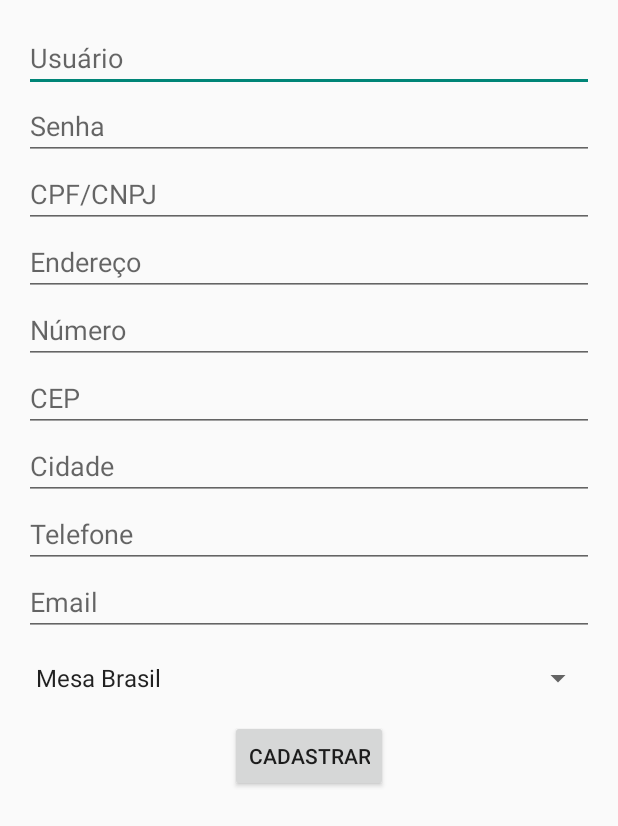
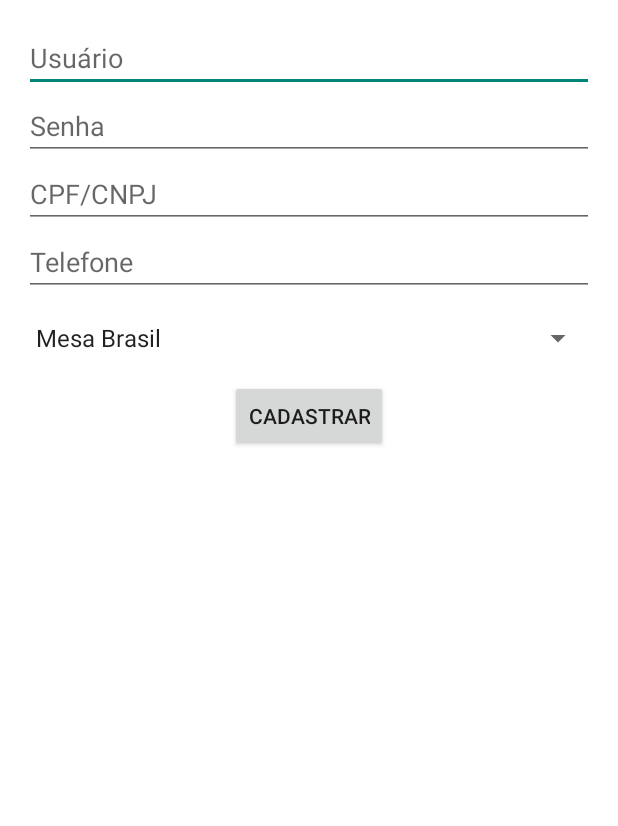
Before and after one commit to rafaffigueira/MesaBrasil, an Android app: the NovoUsuarioActivity screen opened directly, with no data from a screen before it, on a phone screen of 412 x 824 dp. Shown: the top 826 px of the screen. Run offline under Robolectric (Android 15) with nearby library versions, the phone set to English and light mode, and no system bars.

```diff
--- a/app/src/main/AndroidManifest.xml
+++ b/app/src/main/AndroidManifest.xml
@@ -33,7 +33,7 @@
             android:theme="@style/AppTheme.NoActionBar">
         </activity>
         <activity android:name=".RecuperarSenhaActivity" />
-
+        <activity android:name=".ConfiguracaoActivity" />
     </application>
 
 </manifest>
--- a/app/src/main/java/com/example/test_tcc_2/NovoUsuarioActivity.java
+++ b/app/src/main/java/com/example/test_tcc_2/NovoUsuarioActivity.java
@@ -86,21 +86,26 @@ public class NovoUsuarioActivity extends AppCompatActivity {
             cpfCnpjEditText.setVisibility(View.VISIBLE);
             telefoneEditText.setVisibility(View.VISIBLE);
             emailEditText.setVisibility(View.VISIBLE);
+            enderecoEditText.setVisibility(View.VISIBLE);
+            numeroEditText.setVisibility(View.VISIBLE);
+            cepEditText.setVisibility(View.VISIBLE);
+            cidadeEditText.setVisibility(View.VISIBLE);
 
             // Esconder campos de Instituição e Motorista
+
+        } else if (selectedOption.equals("Mesa Brasil")) {
+            // Mostrar campos específicos para Instituição
+            cpfCnpjEditText.setVisibility(View.VISIBLE);
+            telefoneEditText.setVisibility(View.VISIBLE);
+            emailEditText.setVisibility(View.VISIBLE);
+
+            // Esconder campos de Mesa Brasil e Instituição
             enderecoEditText.setVisibility(View.GONE);
             numeroEditText.setVisibility(View.GONE);
             cepEditText.setVisibility(View.GONE);
             cidadeEditText.setVisibility(View.GONE);
-        } else if (selectedOption.equals("Mesa Brasil")) {
-            // Mostrar campos específicos para Instituição
-            cpfCnpjEditText.setVisibility(View.VISIBLE);
-            enderecoEditText.setVisibility(View.VISIBLE);
-            numeroEditText.setVisibility(View.VISIBLE);
-            cepEditText.setVisibility(View.VISIBLE);
-            cidadeEditText.setVisibility(View.VISIBLE);
-            telefoneEditText.setVisibility(View.VISIBLE);
-            emailEditText.setVisibility(View.VISIBLE);
+            emailEditText.setVisibility(View.GONE);
+
         } else if (selectedOption.equals("Motorista")) {
             // Mostrar campos específicos para Motorista
             telefoneEditText.setVisibility(View.VISIBLE);
--- a/app/src/main/res/layout/activity_novo_usuario.xml
+++ b/app/src/main/res/layout/activity_novo_usuario.xml
@@ -2,18 +2,21 @@
 <LinearLayout xmlns:android="http://schemas.android.com/apk/res/android"
     android:layout_width="match_parent"
     android:layout_height="match_parent"
+    style="@style/SCREEN"
     android:orientation="vertical"
     android:padding="16dp">
 
     <EditText
         android:id="@+id/usuarioEditText"
         android:layout_width="match_parent"
+        style="@style/TEXT"
         android:layout_height="wrap_content"
         android:hint="Usuário" />
 
     <EditText
         android:id="@+id/senhaEditText"
         android:layout_width="match_parent"
+        style="@style/TEXT"
         android:layout_height="wrap_content"
         android:hint="Senha"
         android:inputType="textPassword" />
@@ -21,48 +24,56 @@
     <EditText
         android:id="@+id/cnpjCpfEditText"
         android:layout_width="match_parent"
+        style="@style/TEXT"
         android:layout_height="wrap_content"
         android:hint="CPF/CNPJ" />
 
     <EditText
         android:id="@+id/enderecoEditText"
         android:layout_width="match_parent"
+        style="@style/TEXT"
         android:layout_height="wrap_content"
         android:hint="Endereço" />
 
     <EditText
         android:id="@+id/numeroEditText"
         android:layout_width="match_parent"
+        style="@style/TEXT"
         android:layout_height="wrap_content"
         android:hint="Número" />
 
     <EditText
         android:id="@+id/cepEditText"
         android:layout_width="match_parent"
+        style="@style/TEXT"
         android:layout_height="wrap_content"
         android:hint="CEP" />
 
     <EditText
         android:id="@+id/cidadeEditText"
         android:layout_width="match_parent"
+        style="@style/TEXT"
         android:layout_height="wrap_content"
         android:hint="Cidade" />
 
     <EditText
         android:id="@+id/telefoneEditText"
         android:layout_width="match_parent"
+        style="@style/TEXT"
         android:layout_height="wrap_content"
         android:hint="Telefone" />
 
     <EditText
         android:id="@+id/emailEditText"
         android:layout_width="match_parent"
+        style="@style/TEXT"
         android:layout_height="wrap_content"
         android:hint="Email" />
 
     <Spinner
         android:id="@+id/tipoCadastroSpinner"
         android:layout_width="match_parent"
+        style="@style/TEXT"
         android:layout_height="wrap_content"
         android:layout_marginTop="16dp" />
 
--- a/app/src/main/res/layout/activity_recuperar_senha.xml
+++ b/app/src/main/res/layout/activity_recuperar_senha.xml
@@ -2,6 +2,7 @@
 <LinearLayout xmlns:android="http://schemas.android.com/apk/res/android"
     android:layout_width="match_parent"
     android:layout_height="match_parent"
+    style="@style/SCREEN"
     android:orientation="vertical"
     android:padding="16dp">
 
--- a/app/src/main/res/layout/fragment_home.xml
+++ b/app/src/main/res/layout/fragment_home.xml
@@ -2,6 +2,7 @@
 <LinearLayout xmlns:android="http://schemas.android.com/apk/res/android"
     android:layout_width="match_parent"
     android:layout_height="match_parent"
+    style="@style/SCREEN"
     android:orientation="vertical"
     android:gravity="center">
 
--- a/app/src/main/res/values-night/themes.xml
+++ b/app/src/main/res/values-night/themes.xml
@@ -2,8 +2,8 @@
     <!-- Base application theme. -->
     <style name="Theme.TESTTCC2" parent="Theme.MaterialComponents.DayNight.DarkActionBar">
         <!-- Primary brand color. -->
-        <item name="colorPrimary">@color/purple_200</item>
-        <item name="colorPrimaryVariant">@color/purple_700</item>
+        <item name="colorPrimary">#B7B8B8</item>
+        <item name="colorPrimaryVariant">#B7B8B8</item>
         <item name="colorOnPrimary">@color/black</item>
         <!-- Secondary brand color. -->
         <item name="colorSecondary">@color/teal_200</item>
@@ -13,4 +13,14 @@
         <item name="android:statusBarColor" tools:targetApi="l">?attr/colorPrimaryVariant</item>
         <!-- Customize your theme here. -->
     </style>
+
+    <style name="SCREEN">
+        <item name="android:background">#484D50</item>
+    </style>
+
+    <style name="TEXT">
+        <item name="android:textColor">#FFF</item>
+        <item name="android:textColorHint">#FFF</item>
+    </style>
+
 </resources>
--- a/app/src/main/res/values/colors.xml
+++ b/app/src/main/res/values/colors.xml
@@ -1,10 +1,18 @@
 <?xml version="1.0" encoding="utf-8"?>
 <resources>
-    <color name="purple_200">#FFBB86FC</color>
+
+    <!-- Tema Claro-->
+
+    <color name="white">#FFFFFFFF</color>
+    <color name="teal_200">#FF03DAC5</color>
+    <color name="teal_700">#FF018786</color>
     <color name="purple_500">#FF6200EE</color>
     <color name="purple_700">#FF3700B3</color>
-    <color name="teal_200">#FF03DAC5</color>
-    <color name="teal_700">#FF018786</color>
+
+    <!-- Tema Escuro-->
+
     <color name="black">#FF000000</color>
-    <color name="white">#FFFFFFFF</color>
+    <color name="dark_gray">#2e2e2e</color>
+    <color name="purple_200">#FFBB86FC</color>
+
 </resources>
--- a/app/src/main/res/values/strings.xml
+++ b/app/src/main/res/values/strings.xml
@@ -7,4 +7,5 @@
         <item>Motorista</item>
     </string-array>
 
+
 </resources>
--- a/app/src/main/res/values/themes.xml
+++ b/app/src/main/res/values/themes.xml
@@ -2,9 +2,9 @@
     <!-- Base application theme. -->
     <style name="Theme.TESTTCC2" parent="Theme.MaterialComponents.DayNight.DarkActionBar">
         <!-- Primary brand color. -->
-        <item name="colorPrimary">@color/purple_500</item>
-        <item name="colorPrimaryVariant">@color/purple_700</item>
-        <item name="colorOnPrimary">@color/white</item>
+        <item name="colorPrimary">#B7B8B8</item>
+        <item name="colorPrimaryVariant">#B7B8B8</item>
+        <item name="colorOnPrimary">@color/black</item>
         <!-- Secondary brand color. -->
         <item name="colorSecondary">@color/teal_200</item>
         <item name="colorSecondaryVariant">@color/teal_700</item>
@@ -13,4 +13,11 @@
         <item name="android:statusBarColor" tools:targetApi="l">?attr/colorPrimaryVariant</item>
         <!-- Customize your theme here. -->
     </style>
+
+    <style name="SCREEN">
+        <item name="android:background">#FFFFFFFF</item>
+    </style>
+
+
+
 </resources>
```
Also changed, not shown: app/src/main/java/com/example/test_tcc_2/HomeActivity.java (+13 -0 lines), app/src/main/res/layout/activity_home.xml (+8 -0 lines), app/src/main/res/layout/fragment_login.xml (+6 -2 lines), app/src/main/res/values/styles.xml (+11 -0 lines).
